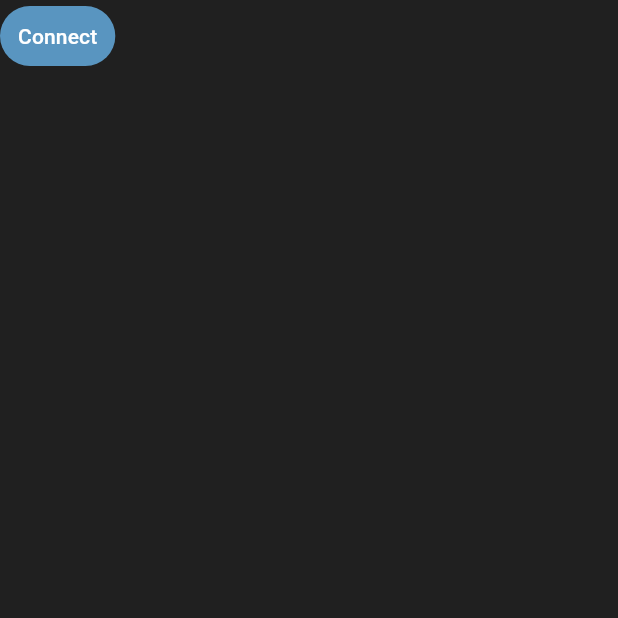
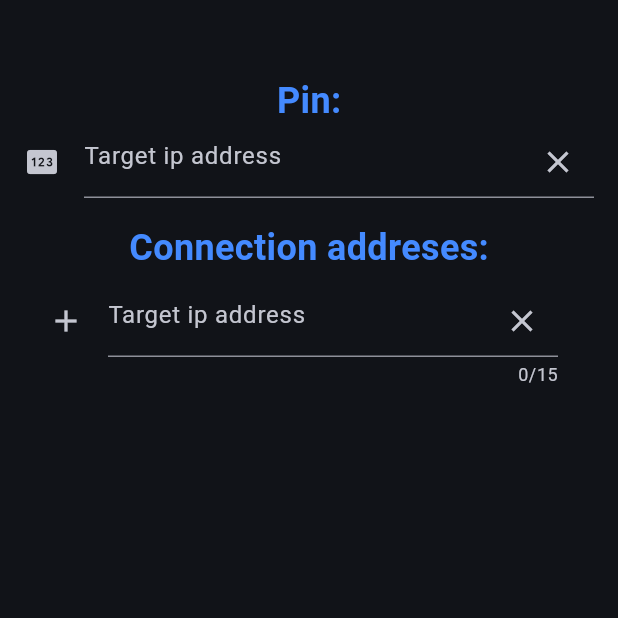
Before and after one commit to SillyGoose123/FreeSDM, a Flutter app: the screen it shows after launch, on a phone screen of 412 x 824 dp, the top half of it. Run offline on Flutter 3.47's test engine with Material 3 defaults, Android fonts, the phone set to English and light mode, and no system bars; our stand-ins replace shared_preferences.

Commit message:
started with connection view

```diff
--- /dev/null
+++ b/Flutter/lib/connection.dart
@@ -0,0 +1,174 @@
+import 'package:flutter/foundation.dart';
+import 'package:flutter/material.dart';
+import 'package:shared_preferences/shared_preferences.dart';
+
+class Connections extends StatefulWidget {
+  const Connections({super.key});
+
+  @override
+  State<StatefulWidget> createState() => _ConnectionsState();
+}
+
+class _ConnectionsState extends State<Connections> {
+  final _connections = <String>[];
+  final _formKey = GlobalKey<FormState>();
+  final _textController = TextEditingController();
+
+  final _formKeyPin = GlobalKey<FormState>();
+  final _pinController = TextEditingController();
+  var _pinSeen = false;
+  final _focusNode = FocusNode();
+
+  var _prefs;
+
+  _loadData() async {
+    if (_prefs != null) return;
+    _prefs = await SharedPreferences.getInstance();
+    setState(() {
+      _prefs.getStringList("connections")?.forEach((element) {
+        _connections.add(element);
+      });
+    });
+  }
+
+  @override
+  void initState() {
+    _focusNode.addListener(() {
+      setState(() {
+        _pinSeen = !_focusNode.hasFocus;
+      });
+    });
+    super.initState();
+  }
+
+  @override
+  Widget build(BuildContext context) {
+    _loadData();
+    return Padding(
+        padding: const EdgeInsets.fromLTRB(16, 50, 16, 16),
+        child: Column(children: [
+            const Text("Pin:",
+                style: TextStyle(
+                    fontSize: 24,
+                    fontWeight: FontWeight.bold,
+                    color: Colors.blueAccent)),
+            Padding(
+                padding: const EdgeInsets.fromLTRB(0, 0, 0, 16),
+                child: Form(
+                  key: _formKeyPin,
+                  autovalidateMode: AutovalidateMode.onUserInteraction,
+                  child: TextFormField(
+                    focusNode: _focusNode,
+                    obscureText: _pinSeen,
+                    controller: _pinController,
+                    decoration: InputDecoration(
+                        icon: const Icon(Icons.pin),
+                        hintText: "Target ip address",
+                        suffixIcon: IconButton(
+                            onPressed: () => _pinController.clear(),
+                            icon: const Icon(Icons.clear))),
+                    validator: (value) {
+                      if (value == null || value.isEmpty) {
+                        return null;
+                      }
+
+                      if (!RegExp(r"^[0-9]*$").hasMatch(value!)) {
+                        return "Not valid pin";
+                      }
+
+
+                      return null;
+                    },
+                    keyboardType: TextInputType.number,
+                ))),
+            const Center(
+              child: Text("Connection addreses:",
+                  style: TextStyle(
+                      fontSize: 24,
+                      fontWeight: FontWeight.bold,
+                      color: Colors.blueAccent)),
+            ),
+            Expanded(
+                child: SingleChildScrollView(
+                    child: ListView.builder(
+                        shrinkWrap: true,
+                        padding: const EdgeInsets.symmetric(vertical: 0),
+                        itemCount: _connections.length * 2 + 1,
+                        itemBuilder: (context, i) {
+                          if (i.isOdd) {
+                            return const Divider();
+                          }
+
+                          if (i ~/ 2 < _connections.length) {
+                            return ListTile(
+                                title: Text(_connections[i ~/ 2]),
+                                trailing: IconButton(
+                                    onPressed: () =>
+                                        setState(() {
+                                          _connections
+                                              .remove(_connections[i ~/ 2]);
+                                          _prefs.setStringList(
+                                              "connections", _connections);
+                                        }),
+                                    icon: const Icon(Icons.delete)),
+                                onTap: () {
+                                  //Navigator.pop(context, _connections[i ~/ 2]);
+                                });
+                          }
+
+                          return ListTile(
+                              title: Form(
+                                  key: _formKey,
+                                  autovalidateMode:
+                                  AutovalidateMode.onUserInteraction,
+                                  child: TextFormField(
+                                    controller: _textController,
+                                    decoration: InputDecoration(
+                                        icon: const Icon(Icons.add),
+                                        hintText: "Target ip address",
+                                        suffixIcon: IconButton(
+                                            onPressed: () =>
+                                                _textController.clear(),
+                                            icon: const Icon(Icons.clear))),
+                                    onFieldSubmitted: (value) {
+                                      if (!_formKey.currentState!.validate()) {
+                                        return;
+                                      }
+
+                                      setState(() {
+                                        _connections.add(_textController.text);
+                                        _textController.clear();
+                                        _prefs.setStringList(
+                                            "connections", _connections);
+                                      });
+                                    },
+                                    validator: (value) {
+                                      if (value == null || value.isEmpty) {
+                                        return null;
+                                      }
+
+                                      if (!RegExp(
+                                          r"^((25[0-5]|(2[0-4]|1\d|[1-9]|)\d)\.?\b){4}$")
+                                          .hasMatch(value!)) {
+                                        return "Not valid ip address";
+                                      }
+
+                                      if (_connections.contains(value)) {
+                                        return "Already added";
+                                      }
+
+                                      return null;
+                                    },
+                                    maxLength: 15,
+                                    keyboardType: TextInputType.number,
+                                  )));
+                        })))
+            ]));
+  }
+
+  @override
+  void debugFillProperties(DiagnosticPropertiesBuilder properties) {
+    super.debugFillProperties(properties);
+    properties.add(DiagnosticsProperty('_prefs', _prefs));
+  }
+}
--- a/Flutter/lib/main.dart
+++ b/Flutter/lib/main.dart
@@ -1,5 +1,4 @@
-import 'dart:math';
-
+import 'package:FreeSDM/connection.dart';
 import 'package:flutter/material.dart';
 
 void main() {
@@ -14,20 +13,39 @@ class MyApp extends StatelessWidget {
   Widget build(BuildContext context) {
     return MaterialApp(
         title: "FreeSDM",
-        home: Scaffold(
-            backgroundColor: const Color.fromRGBO(32, 32, 32, 100),
-            body: Column(
-              children: [
+        theme: ThemeData(
+            useMaterial3: true,
 
-                TextButton(
-                  style: ButtonStyle(
-                    foregroundColor: MaterialStateProperty.all<Color>(Colors.white),
-                    backgroundColor: MaterialStateProperty.all<Color>(const Color.fromRGBO(89, 149, 192, 100)),
-                  ),
-                  onPressed: () { },
-                  child: const Text('Connect'),
-                )
-              ],
-            )));
+            // Define the default brightness and colors.
+            colorScheme: ColorScheme.fromSeed(
+              seedColor: Colors.blueAccent,
+              background: Colors.white10,
+              brightness: Brightness.dark,
+            ),
+            drawerTheme: const DrawerThemeData(backgroundColor: Colors.white10),
+            navigationBarTheme: const NavigationBarThemeData(
+              backgroundColor: Colors.white10,
+              labelBehavior:
+                  NavigationDestinationLabelBehavior.onlyShowSelected,
+              indicatorColor: Colors.blueAccent,
+            ),
+            textTheme: const TextTheme(
+              displaySmall: TextStyle(
+                fontSize: 72,
+                fontWeight: FontWeight.bold,
+                color: Colors.white
+              ),
+              displayMedium: TextStyle(
+                fontSize: 72,
+                fontWeight: FontWeight.bold,
+              ),
+              displayLarge: TextStyle(
+                fontSize: 72,
+                fontWeight: FontWeight.bold,
+              ),
+            )),
+        home: const Scaffold(
+          body: Connections(),
+        ));
   }
 }
--- a/Flutter/pubspec.yaml
+++ b/Flutter/pubspec.yaml
@@ -1,4 +1,4 @@
-name: freesdm
+name: FreeSDM
 description: Free StreamDeck mobile.
 
 publish_to: 'none' # Remove this line if you wish to publish to pub.dev
@@ -14,6 +14,7 @@ dependencies:
 
 
   cupertino_icons: ^1.0.2
+  shared_preferences: ^2.2.2
 
 dev_dependencies:
   flutter_test:
```
Also changed, not shown: Flutter/analysis_options.yaml (+0 -25 lines), Flutter/lib/commandPage.dart (added), Flutter/pubspec.lock, 5 other files.
